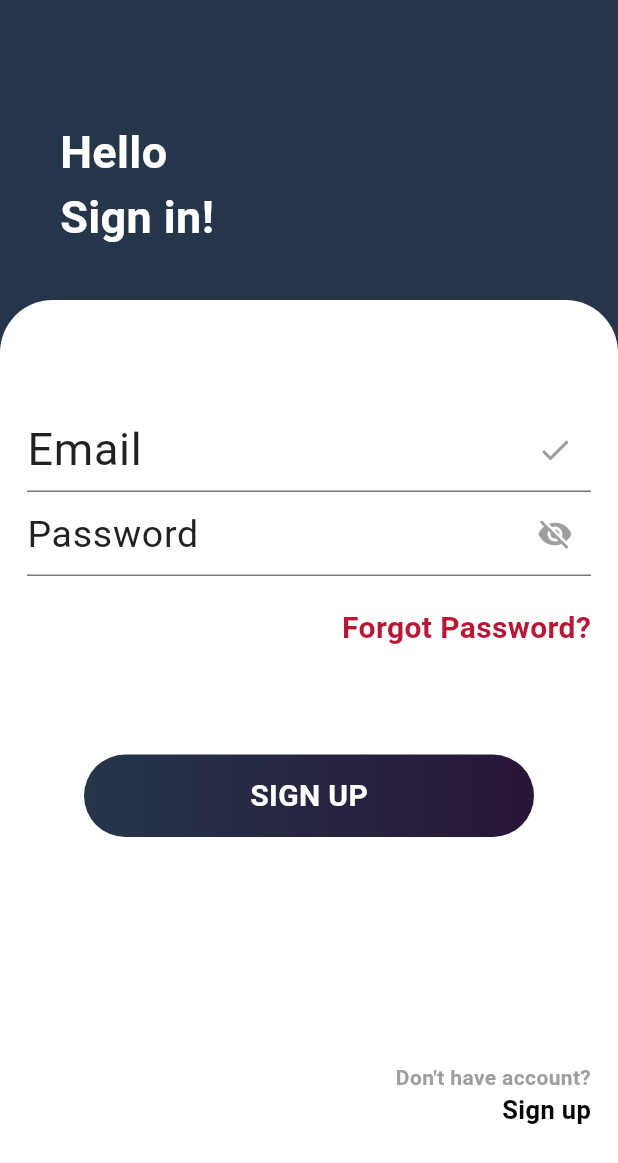
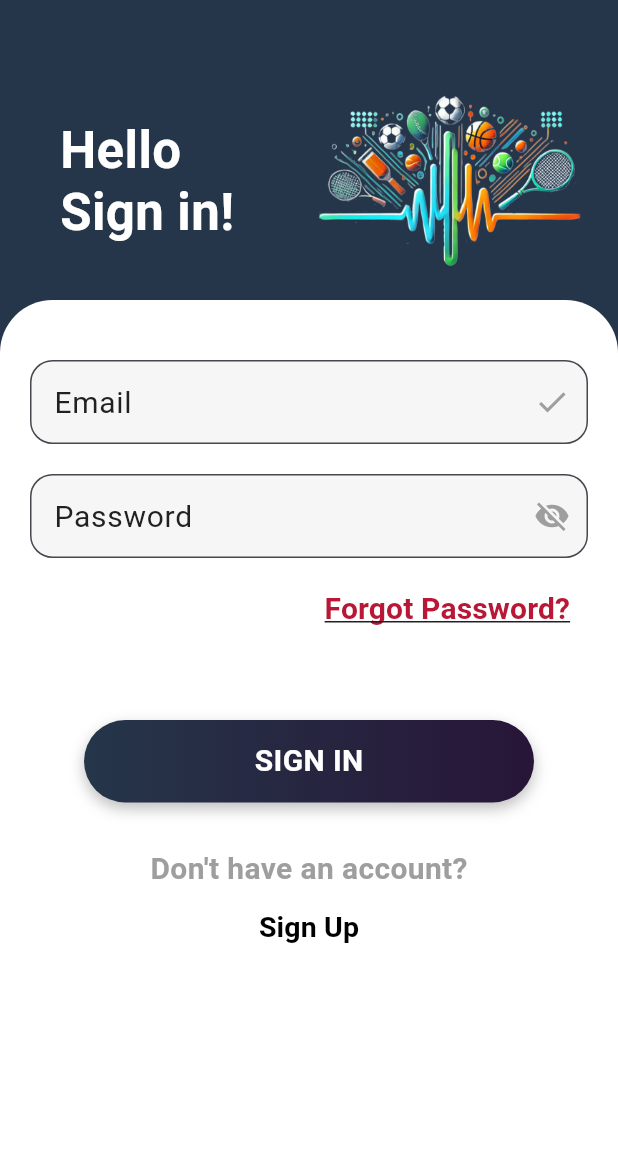
Before and after one commit to SworupTimalsina/FanPulse, a Flutter app: the LoginScreen screen opened directly, on a phone screen of 412 x 824 dp. Shown: the top 1163 px of the screen. Run offline on Flutter 3.47's test engine with Material 3 defaults, Android fonts, the phone set to English and light mode, and no system bars.

Commit message:
login page upgrade and forgot password added

```diff
--- /dev/null
+++ b/lib/view/forgot_password_screen.dart
@@ -0,0 +1,46 @@
+import 'package:flutter/material.dart';
+
+class ForgotPasswordScreen extends StatelessWidget {
+  const ForgotPasswordScreen({Key? key}) : super(key: key);
+
+  @override
+  Widget build(BuildContext context) {
+    return Scaffold(
+      appBar: AppBar(title: const Text('Forgot Password')),
+      backgroundColor: const Color(0xff25364A),
+      body: Padding(
+        padding: const EdgeInsets.all(20.0),
+        child: Column(
+          children: [
+            const Text(
+              'Enter your email to reset your password',
+              style: TextStyle(fontSize: 18,
+                  color: Colors.white),
+            ),
+            const SizedBox(height: 20),
+            TextField(
+              decoration: InputDecoration(
+                labelText: 'Email',
+                border: OutlineInputBorder(
+                  borderRadius: BorderRadius.circular(15),
+                ),
+                filled: true,
+                fillColor: const Color(0xffF6F6F6),
+              ),
+            ),
+            const SizedBox(height: 20),
+            ElevatedButton(
+              onPressed: () {
+                // TODO: Add logic to send reset email
+                ScaffoldMessenger.of(context).showSnackBar(
+                  const SnackBar(content: Text('Reset email sent!')),
+                );
+              },
+              child: const Text('Send Reset Link'),
+            ),
+          ],
+        ),
+      ),
+    );
+  }
+}
--- a/lib/view/login_screen.dart
+++ b/lib/view/login_screen.dart
@@ -1,4 +1,7 @@
 import 'package:flutter/material.dart';
+
+import 'forgot_password_screen.dart';
+import 'registration_screen.dart';
 
 class LoginScreen extends StatelessWidget {
   const LoginScreen({Key? key}) : super(key: key);
@@ -6,74 +9,137 @@ class LoginScreen extends StatelessWidget {
   @override
   Widget build(BuildContext context) {
     return Scaffold(
+      resizeToAvoidBottomInset: true, // Ensures layout resizes when keyboard is open
       body: Stack(
         children: [
+          // Background Gradient
           Container(
             height: double.infinity,
             width: double.infinity,
             decoration: const BoxDecoration(
-                gradient: LinearGradient(colors: [
+              gradient: LinearGradient(
+                colors: [
                   Color(0xff25364A),
                   Color(0xff25364A),
-                ]),
+                ],
+              ),
             ),
             child: const Padding(
               padding: EdgeInsets.only(top: 80.0, left: 40),
               child: Text(
                 'Hello\nSign in!',
                 style: TextStyle(
-                      fontSize: 30,
+                  fontSize: 34,
                   color: Colors.white,
-                      fontWeight: FontWeight.bold),
+                  fontWeight: FontWeight.bold,
+                  height: 1.2, // Line height adjustment
                 ),
               ),
             ),
+          ),
+
+          // Image at the top right corner
+          Positioned(
+            top: 60,
+            right: 20,
+            child: Image.asset(
+              'assets/images/logo.png', // Replace with your image asset path
+              height: 120, // Adjust the height as needed
+            ),
+          ),
+
+          // White Card
           Padding(
             padding: const EdgeInsets.only(top: 200.0),
             child: Container(
               decoration: const BoxDecoration(
                 borderRadius: BorderRadius.only(
-                      topLeft: Radius.circular(35), topRight: Radius.circular(35)),
+                  topLeft: Radius.circular(35),
+                  topRight: Radius.circular(35),
+                ),
                 color: Colors.white,
               ),
               height: double.infinity,
               width: double.infinity,
-                child:  Padding(
-                  padding: const EdgeInsets.only(left: 18.0,right: 18),
+              child: SingleChildScrollView(
+                child: Padding(
+                  padding: const EdgeInsets.symmetric(horizontal: 20.0),
                   child: Column(
+                    mainAxisSize: MainAxisSize.min,
                     mainAxisAlignment: MainAxisAlignment.center,
                     children: [
+                      const SizedBox(height: 40),
+                      // Email Input
                       const TextField(
                         decoration: InputDecoration(
-                            suffixIcon: Icon(Icons.check,color: Colors.grey,),
-                            label: Text('Email',style: TextStyle(
-                              fontSize: 30,
-                              fontWeight: FontWeight.normal,
-                              color:Color(0xff212121),
-                            ),)
+                          labelText: 'Email',
+                          labelStyle: TextStyle(
+                            fontSize: 20,
+                            fontWeight: FontWeight.w400,
+                            color: Color(0xff212121),
+                          ),
+                          suffixIcon: Icon(Icons.check, color: Colors.grey),
+                          border: OutlineInputBorder(
+                            borderRadius: BorderRadius.all(Radius.circular(15)),
+                          ),
+                          filled: true,
+                          fillColor: Color(0xffF6F6F6),
                         ),
                       ),
+                      const SizedBox(height: 20),
+
+                      // Password Input
                       const TextField(
                         decoration: InputDecoration(
-                            suffixIcon: Icon(Icons.visibility_off,color: Colors.grey,),
-                            label: Text('Password',style: TextStyle(
-                              fontSize: 25,
-                              fontWeight: FontWeight.normal,
-                              color:Color(0xff212121),
-                            ),)
+                          labelText: 'Password',
+                          labelStyle: TextStyle(
+                            fontSize: 20,
+                            fontWeight: FontWeight.w400,
+                            color: Color(0xff212121),
+                          ),
+                          suffixIcon: Icon(Icons.visibility_off, color: Colors.grey),
+                          border: OutlineInputBorder(
+                            borderRadius: BorderRadius.all(Radius.circular(15)),
+                          ),
+                          filled: true,
+                          fillColor: Color(0xffF6F6F6),
+                        ),
+                        obscureText: true,
+                      ),
+                      const SizedBox(height: 10),
+
+                      // Forgot Password Link
+                      Align(
+                        alignment: Alignment.centerRight,
+                        child: TextButton(
+                          onPressed: () {
+                            // Navigate to the Forgot Password screen
+                            Navigator.push(
+                              context,
+                              MaterialPageRoute(
+                                builder: (context) => const ForgotPasswordScreen(),
+                              ),
+                            );
+                          },
+                          child: const Text(
+                            'Forgot Password?',
+                            style: TextStyle(
+                              fontWeight: FontWeight.bold,
+                              fontSize: 20,
+                              decoration: TextDecoration.underline,
+                              color: Color(0xffB81736),
                             ),
                           ),
-                      const SizedBox(height: 20,),
-                      const Align(
-                        alignment: Alignment.centerRight,
-                        child: Text('Forgot Password?',style: TextStyle(
-                          fontWeight: FontWeight.bold,
-                          fontSize: 20,
-                          color: Color(0xffB81736),
-                        ),),
                         ),
-                      const SizedBox(height: 70,),
-                      Container(
+                      ),
+                      const SizedBox(height: 50),
+
+                      // Sign In Button
+                      GestureDetector(
+                        onTap: () {
+                          // TODO: Add Sign In Functionality
+                        },
+                        child: Container(
                           height: 55,
                           width: 300,
                           decoration: BoxDecoration(
@@ -82,40 +148,74 @@ class LoginScreen extends StatelessWidget {
                               colors: [
                                 Color(0xff25364A),
                                 Color(0xff281537),
-                              ]
+                              ],
+                            ),
+                            boxShadow: [
+                              BoxShadow(
+                                color: Colors.black26,
+                                blurRadius: 8,
+                                offset: Offset(0, 4),
+                              ),
+                            ],
+                          ),
+                          child: const Center(
+                            child: Text(
+                              'SIGN IN',
+                              style: TextStyle(
+                                fontWeight: FontWeight.bold,
+                                fontSize: 20,
+                                color: Colors.white,
                               ),
                             ),
-                        child: const Center(child: Text('SIGN UP',style: TextStyle(
+                          ),
+                        ),
+                      ),
+                      const SizedBox(height: 30),
+
+                      // Sign Up Prompt
+                      Align(
+                        alignment: Alignment.bottomCenter,
+                        child: Column(
+                          crossAxisAlignment: CrossAxisAlignment.center,
+                          children: [
+                            const Text(
+                              "Don't have an account?",
+                              style: TextStyle(
+                                fontSize: 20,
                                 fontWeight: FontWeight.bold,
-                            fontSize: 20,
-                            color: Colors.white
-                        ),),),
+                                color: Colors.grey,
                               ),
-                      const SizedBox(height: 150,),
-                      const Align(
-                        alignment: Alignment.bottomRight,
-                        child: Column(
-                          mainAxisAlignment: MainAxisAlignment.end,
-                          crossAxisAlignment: CrossAxisAlignment.end,
-                          children: [
-                            Text("Don't have account?",style: TextStyle(
+                            ),
+                            TextButton(
+                              onPressed: () {
+                                // Navigate to the Registration screen
+                                Navigator.push(
+                                  context,
+                                  MaterialPageRoute(
+                                    builder: (context) => const RegisterScreen(),
+                                  ),
+                                );
+                              },
+                              child: const Text(
+                                'Sign Up',
+                                style: TextStyle(
                                   fontWeight: FontWeight.bold,
-                                color: Colors.grey
-                            ),),
-                            Text("Sign up",style: TextStyle(
-                                fontWeight: FontWeight.bold,
-                                fontSize: 17,
-                                color: Colors.black
-                            ),),
+                                  fontSize: 19,
+                                  color: Colors.black,
+                                ),
+                              ),
+                            ),
                           ],
                         ),
-                      )
+                      ),
                     ],
                   ),
                 ),
               ),
             ),
+          ),
         ],
-        ));
+      ),
+    );
   }
 }
```
Lines whose indentation alone changed are shown as unchanged.
